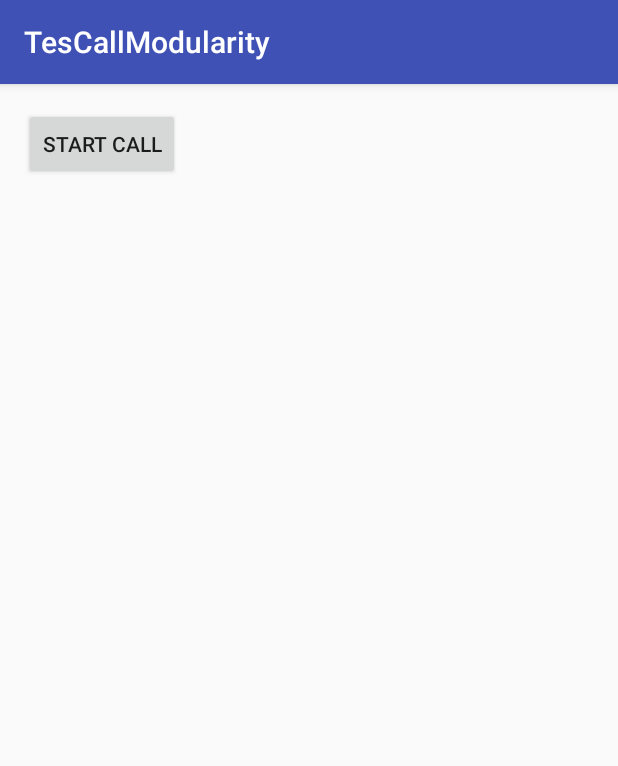
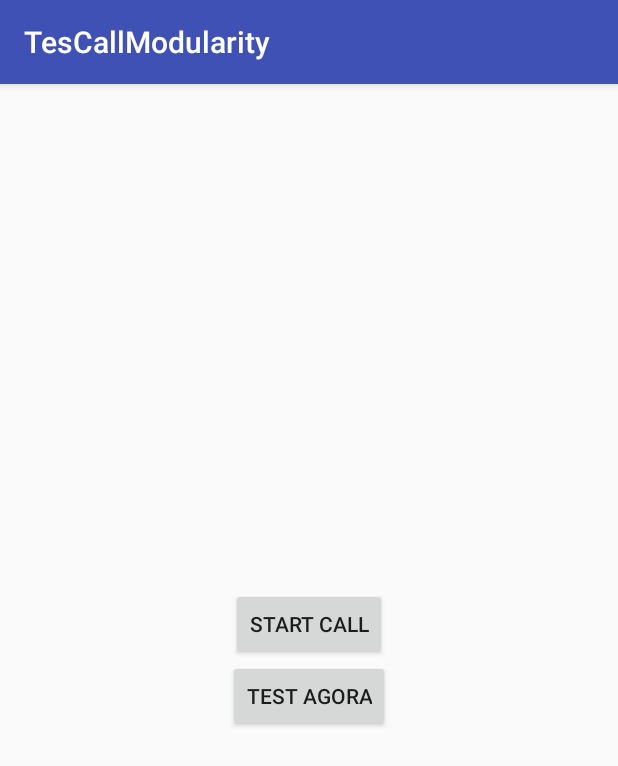
Before and after one commit to amsibsam/madura, an Android app: the screen it shows after launch (MainActivity), on a phone screen of 412 x 824 dp. Shown: the top 766 px of the screen. Run offline under Robolectric (Android 15) with nearby library versions, the phone set to English and light mode, and no system bars; 1 statement that could not run was skipped.

```diff
--- a/app/src/main/java/android/rahardyan/tescallmodularity/ui/CallActivity.java
+++ b/app/src/main/java/android/rahardyan/tescallmodularity/ui/CallActivity.java
@@ -12,6 +12,8 @@ import android.view.View;
 import android.widget.Button;
 import android.widget.Toast;
 
+import io.agora.rtc.RtcEngine;
+
 public class CallActivity extends AppCompatActivity implements CallEvent {
     private static final String CALL_AS_KEY = "call_as";
 
@@ -22,7 +24,6 @@ public class CallActivity extends AppCompatActivity implements CallEvent {
     public static Intent generateIntent(Context context, CallLibraryHelper.CallAs callAs){
         Intent intent = new Intent(context, CallActivity.class);
         intent.putExtra(CALL_AS_KEY, callAs.name());
-
         return intent;
     }
 
--- a/app/src/main/res/layout/activity_main.xml
+++ b/app/src/main/res/layout/activity_main.xml
@@ -1,5 +1,5 @@
 <?xml version="1.0" encoding="utf-8"?>
-<RelativeLayout xmlns:android="http://schemas.android.com/apk/res/android"
+<LinearLayout xmlns:android="http://schemas.android.com/apk/res/android"
     xmlns:tools="http://schemas.android.com/tools"
     android:id="@+id/activity_main"
     android:layout_width="match_parent"
@@ -8,12 +8,17 @@
     android:paddingLeft="@dimen/activity_horizontal_margin"
     android:paddingRight="@dimen/activity_horizontal_margin"
     android:paddingTop="@dimen/activity_vertical_margin"
+    android:orientation="vertical"
+    android:gravity="center"
     tools:context="android.rahardyan.tescallmodularity.MainActivity">
-
     <Button
         android:id="@+id/btn_call"
         android:layout_width="wrap_content"
         android:layout_height="wrap_content"
         android:text="Start Call" />
-
-</RelativeLayout>
+    <Button
+        android:id="@+id/test_agora"
+        android:layout_width="wrap_content"
+        android:layout_height="wrap_content"
+        android:text="test agora"/>
+</LinearLayout>
--- /dev/null
+++ b/libvideoprp/build.gradle
@@ -0,0 +1,2 @@
+configurations.maybeCreate("default")
+artifacts.add("default", file('videoprp.aar'))
--- a/settings.gradle
+++ b/settings.gradle
@@ -1 +1 @@
-include ':app'
+include ':app', ':libvideoprp'
```
Also changed, not shown: app/build.gradle (+17 -2 lines), app/src/main/java/android/rahardyan/tescallmodularity/MainActivity.java (+47 -0 lines), app/libs/agora-rtc-sdk.jar (added), 9 other files.
